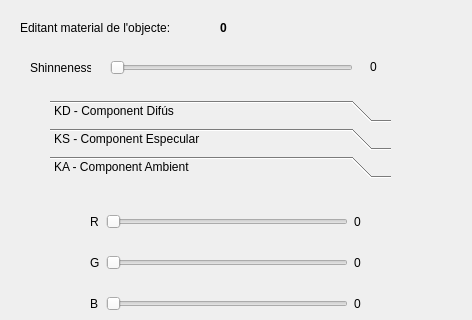
Qt form app/dialegmaterials.ui (lipixx/vig1011) before a commit; both pictures show x 0 to 472 and y 0 to 320 of the 472 by 509 pixel window.
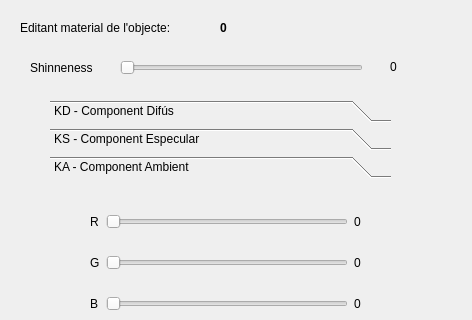
The same form after that commit. The open tabs and pages were chosen to show the change.

Commit message: +Acabat l'últim commit. Ara està implementada la interfície de modificació de materials. Un únic fall i és que al moure els sliders la caixa es fa gran.

Patch:
```diff
--- a/app/dialegmaterials.ui
+++ b/app/dialegmaterials.ui
@@ -454,7 +454,7 @@
   <widget class="QSlider" name="nSlider">
    <property name="geometry">
     <rect>
-     <x>110</x>
+     <x>120</x>
      <y>60</y>
      <width>243</width>
      <height>15</height>
@@ -472,7 +472,7 @@
     <rect>
      <x>30</x>
      <y>60</y>
-     <width>61</width>
+     <width>81</width>
      <height>16</height>
     </rect>
    </property>
@@ -483,7 +483,7 @@
   <widget class="QLabel" name="nlabel">
    <property name="geometry">
     <rect>
-     <x>370</x>
+     <x>390</x>
      <y>60</y>
      <width>46</width>
      <height>13</height>
```
Left out of the diff: 181 changed lines with no effect on the pictures. The commit also changes 7 other files.
